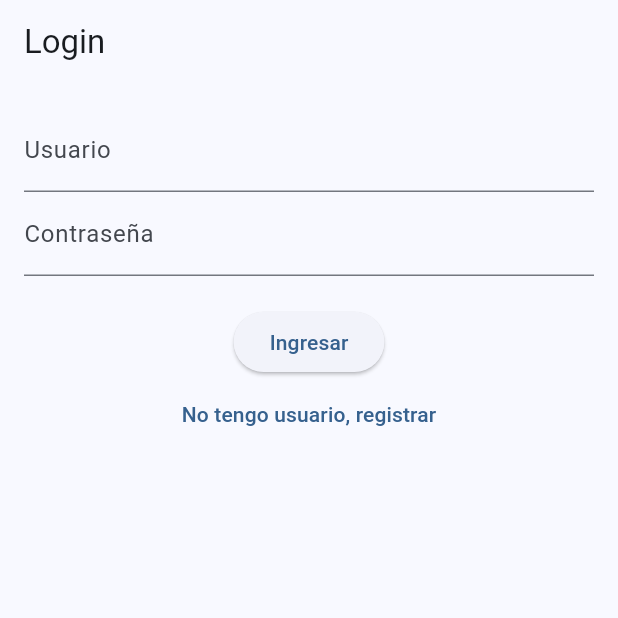
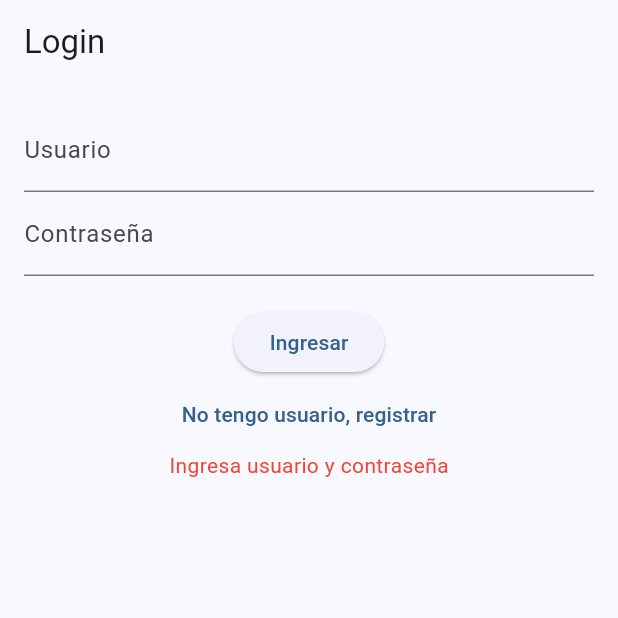
Before and after one commit to edrianlxcid/app_productos, a Flutter app: the screen it shows after launch, after a tap on "Ingresar", on a phone screen of 412 x 824 dp, the top half of it. Run offline on Flutter 3.47's test engine with Material 3 defaults, Android fonts, the phone set to English and light mode, and no system bars; our stand-ins replace shared_preferences; network calls fail.

```diff
--- a/lib/screens/login_screen.dart
+++ b/lib/screens/login_screen.dart
@@ -15,13 +15,27 @@ class _LoginScreenState extends State<LoginScreen> {
   final userCtrl = TextEditingController();
   final passCtrl = TextEditingController();
   String error = '';
+  bool loading = false;
 
   Future<void> login() async {
+    if (userCtrl.text.isEmpty || passCtrl.text.isEmpty) {
+      setState(() => error = 'Ingresa usuario y contraseña');
+      return;
+    }
+
+    setState(() {
+      loading = true;
+      error = '';
+    });
+
+    try {
       final result = await ApiService.login(userCtrl.text, passCtrl.text);
+      print('Login result: $result');
 
       if (result['token'] != null) {
         final prefs = await SharedPreferences.getInstance();
         await prefs.setString('token', result['token']);
+        await prefs.setString('usuario', result['usuario'] ?? userCtrl.text);
 
         if (!mounted) return;
         Navigator.pushReplacement(
@@ -40,6 +54,16 @@ class _LoginScreenState extends State<LoginScreen> {
         setState(() {
           error = result['message'] ?? 'Error en login';
         });
+      }
+    } catch (e) {
+      print('Error login: $e');
+      setState(() {
+        error = 'Error de conexión: $e';
+      });
+    } finally {
+      if (mounted) {
+        setState(() => loading = false);
+      }
     }
   }
 
@@ -61,7 +85,12 @@ class _LoginScreenState extends State<LoginScreen> {
               decoration: const InputDecoration(labelText: 'Contraseña'),
             ),
             const SizedBox(height: 20),
-            ElevatedButton(onPressed: login, child: const Text('Ingresar')),
+            ElevatedButton(
+              onPressed: loading ? null : login,
+              child: loading
+                  ? const CircularProgressIndicator()
+                  : const Text('Ingresar'),
+            ),
             TextButton(
               onPressed: () {
                 Navigator.push(
--- a/lib/screens/publicacion_list_screen.dart
+++ b/lib/screens/publicacion_list_screen.dart
@@ -14,6 +14,7 @@ class PublicacionListScreen extends StatefulWidget {
 class _PublicacionListScreenState extends State<PublicacionListScreen> {
   List<dynamic> publicaciones = [];
   String token = '';
+  String autor = '';
 
   @override
   void initState() {
@@ -24,6 +25,7 @@ class _PublicacionListScreenState extends State<PublicacionListScreen> {
   Future<void> initData() async {
     final prefs = await SharedPreferences.getInstance();
     token = prefs.getString('token') ?? '';
+    autor = prefs.getString('usuario') ?? '';
     await loadPublicaciones();
   }
 
@@ -167,6 +169,7 @@ class _PublicacionListScreenState extends State<PublicacionListScreen> {
                                     builder: (_) => PublicacionFormScreen(
                                       token: token,
                                       publicacion: p,
+                                      autor: autor,
                                     ),
                                   ),
                                 );
@@ -196,7 +199,7 @@ class _PublicacionListScreenState extends State<PublicacionListScreen> {
           await Navigator.push(
             context,
             MaterialPageRoute(
-              builder: (_) => PublicacionFormScreen(token: token),
+              builder: (_) => PublicacionFormScreen(token: token, autor: autor),
             ),
           );
           loadPublicaciones();
--- a/lib/screens/register_screen.dart
+++ b/lib/screens/register_screen.dart
@@ -1,4 +1,5 @@
 import 'package:flutter/material.dart';
+import 'package:shared_preferences/shared_preferences.dart';
 import '../services/api_service.dart';
 
 class RegisterScreen extends StatefulWidget {
@@ -29,6 +30,9 @@ class _RegisterScreenState extends State<RegisterScreen> {
     });
 
     if (result['token'] != null && mounted) {
+      final prefs = await SharedPreferences.getInstance();
+      await prefs.setString('token', result['token']);
+      await prefs.setString('usuario', userCtrl.text);
       Navigator.pop(context);
     }
   }
```
Also changed, not shown: lib/screens/publicacion_form_screen.dart (+30 -2 lines), lib/services/api_service.dart (+79 -21 lines). Lines whose indentation alone changed are shown as unchanged.
